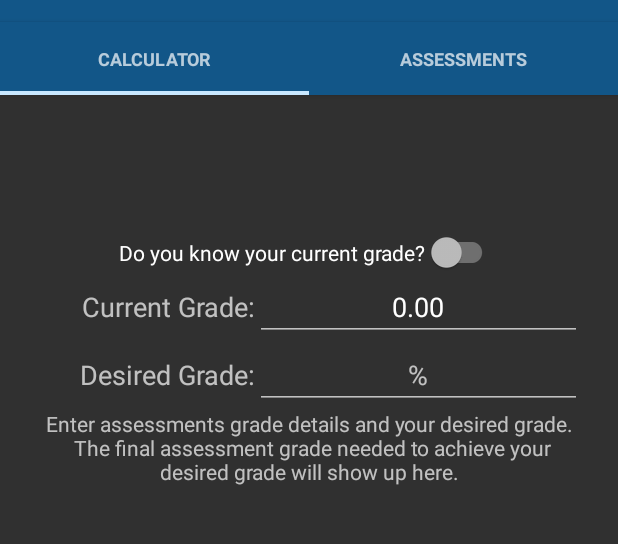
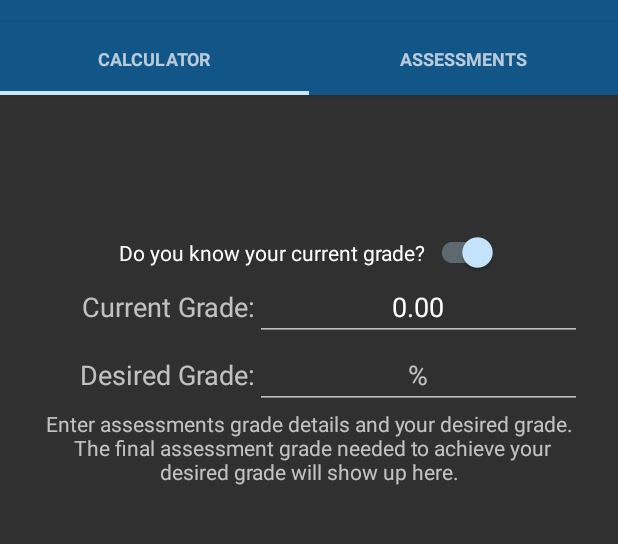
Before and after one commit to kaozgamer/FinalGradeCalculator, an Android app: the screen it shows after launch (MainActivity), on a phone screen of 412 x 824 dp, the part 62-606 px from its top. Run offline under Robolectric (Android 15) with nearby library versions, the phone set to English and light mode, and no system bars; libraries missing offline, so code that uses them is left out: com.melnykov.fab; 2 statements that could not run were skipped.

Commit message:
Bug Fixes

```diff
--- a/app/src/main/java/com/thunderboltsoft/finalgradecalculator/fragments/MainFragment.java
+++ b/app/src/main/java/com/thunderboltsoft/finalgradecalculator/fragments/MainFragment.java
@@ -2,6 +2,7 @@ package com.thunderboltsoft.finalgradecalculator.fragments;
 
 import android.os.Bundle;
 import android.support.v4.app.Fragment;
+import android.support.v4.view.ViewPager;
 import android.support.v7.widget.SwitchCompat;
 import android.text.Editable;
 import android.text.TextWatcher;
@@ -14,6 +15,7 @@ import android.widget.TextView;
 
 import com.thunderboltsoft.finalgradecalculator.R;
 import com.thunderboltsoft.finalgradecalculator.activities.MainActivity;
+import com.thunderboltsoft.finalgradecalculator.adapters.ViewPagerAdapter;
 
 import java.util.Locale;
 
@@ -41,6 +43,11 @@ public class MainFragment extends Fragment {
     private TextView mDesiredExamGrade;
 
     /**
+     * SwitchCompat that indicates whether or not the user knows their current weighted grade.
+     */
+    private SwitchCompat mSwitchCompat;
+
+    /**
      * Required default constructor
      */
     public MainFragment() {
@@ -58,13 +65,18 @@ public class MainFragment extends Fragment {
         String currentGrade = String.format(Locale.getDefault(), "%.2f", main.getCurrentGrade());
         mTextView.setText(currentGrade); // Set user's current grade to 2 decimal places
 
-        SwitchCompat switchCompat = (SwitchCompat) view.findViewById(R.id.switchCurrentGrade);
-        switchCompat.setOnCheckedChangeListener(new CompoundButton.OnCheckedChangeListener() {
+        mSwitchCompat = (SwitchCompat) view.findViewById(R.id.switchCurrentGrade);
+        mSwitchCompat.setChecked(true); // Default is assuming user knows their grade
+        mSwitchCompat.setOnCheckedChangeListener(new CompoundButton.OnCheckedChangeListener() {
 
             @Override
             public void onCheckedChanged(CompoundButton buttonView, boolean isChecked) {
-                if (isChecked) {
-                    // TODO: Enable EditText to allow user to enter the current weighted grade
+                if (!isChecked) {
+                    // Switch to the assessments tab
+                    ViewPager pager = main.getViewPager();
+                    pager.setCurrentItem(2);
+                    ViewPagerAdapter adapter = main.getViewPagerAdapter();
+                    adapter.notifyDataSetChanged();
                 }
             }
         });
--- a/app/src/main/res/layout/activity_main.xml
+++ b/app/src/main/res/layout/activity_main.xml
@@ -26,19 +26,14 @@
             android:id="@+id/tabs"
             android:layout_width="match_parent"
             android:layout_height="wrap_content"
+            android:background="@color/colorPrimary"
             android:elevation="2dp"
-            android:background="@color/colorPrimary" />
+            tools:targetApi="lollipop" />
 
         <android.support.v4.view.ViewPager
             android:id="@+id/pager"
-
-            android:layout_height="match_parent"
             android:layout_width="match_parent"
-            android:layout_weight="1"></android.support.v4.view.ViewPager>
-
-        <!--<FrameLayout
-            android:id="@+id/main_screen"
-            android:layout_width="match_parent"
-            android:layout_height="match_parent" />-->
+            android:layout_height="0dp"
+            android:layout_weight="1" />
     </LinearLayout>
 </android.support.v4.widget.DrawerLayout>
--- a/app/src/main/res/layout/fragment_main.xml
+++ b/app/src/main/res/layout/fragment_main.xml
@@ -1,95 +1,94 @@
 <RelativeLayout xmlns:android="http://schemas.android.com/apk/res/android"
     xmlns:tools="http://schemas.android.com/tools"
+    android:id="@+id/main_fragment"
     android:layout_width="match_parent"
     android:layout_height="match_parent"
-    android:id="@+id/main_fragment"
+    android:paddingBottom="@dimen/activity_vertical_margin"
     android:paddingLeft="@dimen/activity_horizontal_margin"
     android:paddingRight="@dimen/activity_horizontal_margin"
     android:paddingTop="@dimen/activity_vertical_margin"
-    android:paddingBottom="@dimen/activity_vertical_margin"
     tools:context=".fragments.MainFragment">
 
     <android.support.v7.widget.SwitchCompat
+        android:id="@+id/switchCurrentGrade"
         android:layout_width="wrap_content"
         android:layout_height="wrap_content"
-        android:text="@string/switch_description"
-        android:id="@+id/switchCurrentGrade"
         android:layout_alignParentTop="true"
         android:layout_centerHorizontal="true"
         android:layout_marginTop="75dp"
-        android:textOn="Yes"
-        android:textOff="No" />
+        android:text="@string/switch_description"
+        android:textOff="No"
+        android:textOn="Yes" />
 
     <LinearLayout
+        android:id="@+id/linearLayoutCurrentGrade"
         android:layout_width="match_parent"
         android:layout_height="wrap_content"
-        android:orientation="horizontal"
-        android:id="@+id/linearLayoutCurrentGrade"
+        android:layout_alignParentEnd="true"
+        android:layout_alignParentRight="true"
         android:layout_below="@+id/switchCurrentGrade"
-        android:layout_alignParentRight="true"
-        android:layout_alignParentEnd="true">
+        android:orientation="horizontal">
 
         <TextView
+            android:id="@+id/textView2"
             android:layout_width="match_parent"
             android:layout_height="wrap_content"
-            android:textAppearance="?android:attr/textAppearanceMedium"
+            android:layout_weight="0.6"
+            android:gravity="right"
+            android:paddingRight="0dp"
             android:text="@string/current_grade"
-            android:gravity="right"
-            android:id="@+id/textView2"
-            android:layout_weight="0.6"
-            android:paddingRight="0dp" />
+            android:textAppearance="?android:attr/textAppearanceMedium" />
 
         <EditText
+            android:id="@+id/textView"
             android:layout_width="match_parent"
             android:layout_height="wrap_content"
-            android:inputType="numberDecimal"
+            android:layout_weight="0.4"
             android:ems="6"
+            android:gravity="center"
             android:hint="@string/percent"
-            android:gravity="center"
-            android:layout_weight="0.4"
-            android:id="@+id/textView" />
+            android:inputType="numberDecimal" />
     </LinearLayout>
 
     <LinearLayout
+        android:id="@+id/linearLayoutDesiredGrade"
         android:layout_width="match_parent"
         android:layout_height="wrap_content"
-        android:orientation="horizontal"
-        android:id="@+id/linearLayoutDesiredGrade"
+        android:layout_alignParentEnd="true"
+        android:layout_alignParentRight="true"
         android:layout_below="@+id/linearLayoutCurrentGrade"
-        android:layout_alignParentRight="true"
-        android:layout_alignParentEnd="true">
+        android:orientation="horizontal">
 
         <TextView
+            android:id="@+id/textView3"
             android:layout_width="match_parent"
             android:layout_height="wrap_content"
-            android:textAppearance="?android:attr/textAppearanceMedium"
+            android:layout_weight="0.6"
             android:gravity="right"
-            android:layout_weight="0.6"
             android:paddingRight="0dp"
             android:text="@string/desired_grade"
-            android:id="@+id/textView3" />
+            android:textAppearance="?android:attr/textAppearanceMedium" />
 
         <EditText
+            android:id="@+id/editTextDesiredGrade"
             android:layout_width="match_parent"
             android:layout_height="wrap_content"
-            android:inputType="numberDecimal"
+            android:layout_weight="0.4"
             android:ems="6"
+            android:gravity="center"
             android:hint="@string/percent"
-            android:gravity="center"
-            android:layout_weight="0.4"
-            android:id="@+id/editTextDesiredGrade" />
+            android:inputType="numberDecimal" />
     </LinearLayout>
 
     <TextView
+        android:id="@+id/textViewDesiredResult"
         android:layout_width="wrap_content"
         android:layout_height="wrap_content"
-        android:textAppearance="?android:attr/textAppearanceSmall"
-        android:id="@+id/textViewDesiredResult"
         android:layout_below="@+id/linearLayoutDesiredGrade"
         android:layout_centerHorizontal="true"
         android:gravity="center"
-        android:hint="@string/desired_result_description" />
-
+        android:hint="@string/desired_result_description"
+        android:textAppearance="?android:attr/textAppearanceSmall" />
 
 
 </RelativeLayout>
--- a/app/src/main/res/values/strings.xml
+++ b/app/src/main/res/values/strings.xml
@@ -11,4 +11,6 @@
     <string name="percent">%</string>
     <string name="desired_result_description">Enter assessments grade details and your desired grade.\n The final assessment grade needed to achieve your desired grade will show up here.</string>
     <string name="switch_description">Do you know your current grade?</string>
+    <string name="assessments_list_weight">Weight</string>
+    <string name="assessments_list_grade">Grade</string>
 </resources>
```
Also changed, not shown: app/src/main/java/com/thunderboltsoft/finalgradecalculator/activities/MainActivity.java (+8 -0 lines), app/src/main/res/layout/fragment_assessments.xml (+10 -10 lines), app/src/main/res/layout/fragment_new_assessment.xml (+29 -29 lines), app/src/main/res/layout/tab_1.xml (deleted, +0 -16 lines), app/src/main/res/layout/tab_2.xml (deleted, +0 -16 lines), 1 other file.
